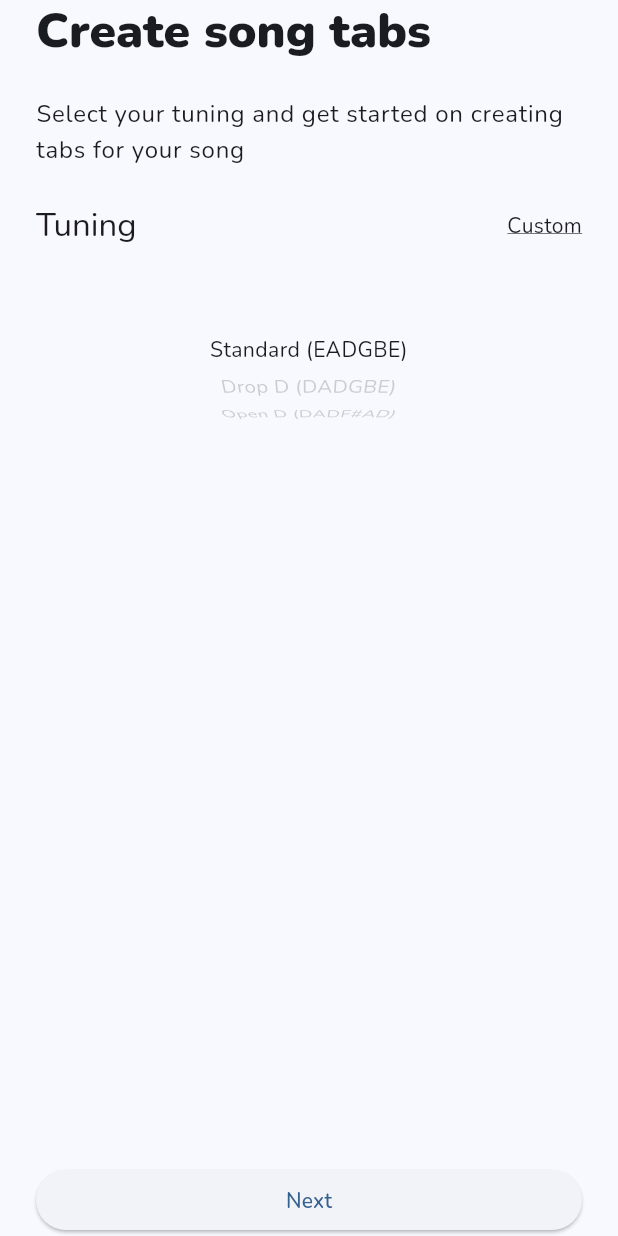
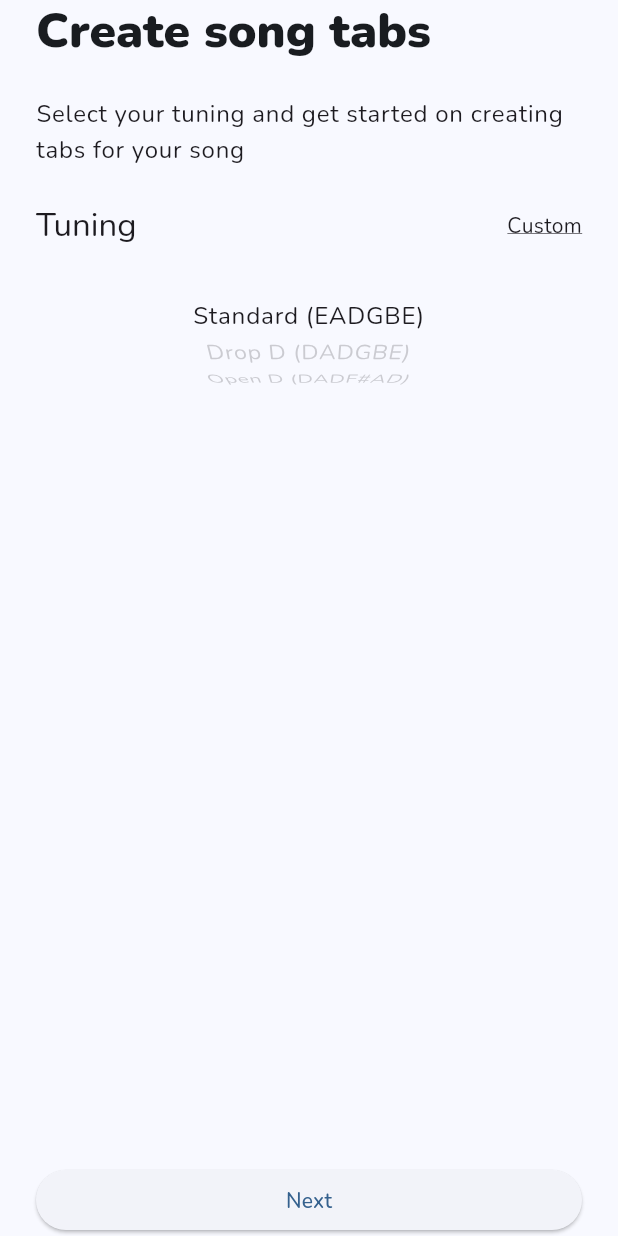
Before and after one commit to stokkefar/String-stack, a Flutter app: the screen it shows after launch, on a phone screen of 412 x 824 dp. Run offline on Flutter 3.47's test engine with Material 3 defaults, Android fonts, the phone set to English and light mode, and no system bars; our stand-ins replace get_it, google_fonts, injectable, signals.

Commit message:
added tuning wheels

```diff
--- a/lib/domain/models/tuning.dart
+++ b/lib/domain/models/tuning.dart
@@ -21,12 +21,12 @@ class StandardTuning extends Tuning {
 
   @override
   List<GuitarString> get strings => const [
-    GuitarString(note: Note.e, stringNumber: 1), // High E
-    GuitarString(note: Note.b, stringNumber: 2), // B
-    GuitarString(note: Note.g, stringNumber: 3), // G
-    GuitarString(note: Note.d, stringNumber: 4), // D
-    GuitarString(note: Note.a, stringNumber: 5), // A
-    GuitarString(note: Note.e, stringNumber: 6), // Low E
+    GuitarString(note: Note.e, stringNumber: 1),
+    GuitarString(note: Note.b, stringNumber: 2),
+    GuitarString(note: Note.g, stringNumber: 3),
+    GuitarString(note: Note.d, stringNumber: 4),
+    GuitarString(note: Note.a, stringNumber: 5),
+    GuitarString(note: Note.e, stringNumber: 6),
   ];
 }
 
@@ -36,12 +36,12 @@ class DropDTuning extends Tuning {
 
   @override
   List<GuitarString> get strings => const [
-    GuitarString(note: Note.e, stringNumber: 1), // High E
-    GuitarString(note: Note.b, stringNumber: 2), // B
-    GuitarString(note: Note.g, stringNumber: 3), // G
-    GuitarString(note: Note.d, stringNumber: 4), // D
-    GuitarString(note: Note.a, stringNumber: 5), // A
-    GuitarString(note: Note.d, stringNumber: 6), // Dropped D
+    GuitarString(note: Note.e, stringNumber: 1),
+    GuitarString(note: Note.b, stringNumber: 2),
+    GuitarString(note: Note.g, stringNumber: 3),
+    GuitarString(note: Note.d, stringNumber: 4),
+    GuitarString(note: Note.a, stringNumber: 5),
+    GuitarString(note: Note.d, stringNumber: 6),
   ];
 }
 
@@ -51,12 +51,12 @@ class OpenDTuning extends Tuning {
 
   @override
   List<GuitarString> get strings => const [
-    GuitarString(note: Note.d, stringNumber: 1), // High E
-    GuitarString(note: Note.a, stringNumber: 2), // B
-    GuitarString(note: Note.fs, stringNumber: 3), // G
-    GuitarString(note: Note.d, stringNumber: 4), // D
-    GuitarString(note: Note.a, stringNumber: 5), // A
-    GuitarString(note: Note.d, stringNumber: 6), // Dropped D
+    GuitarString(note: Note.d, stringNumber: 1),
+    GuitarString(note: Note.a, stringNumber: 2),
+    GuitarString(note: Note.fs, stringNumber: 3),
+    GuitarString(note: Note.d, stringNumber: 4),
+    GuitarString(note: Note.a, stringNumber: 5),
+    GuitarString(note: Note.d, stringNumber: 6),
   ];
 }
 
@@ -66,12 +66,12 @@ class OpenGTuning extends Tuning {
 
   @override
   List<GuitarString> get strings => const [
-    GuitarString(note: Note.d, stringNumber: 1), // High E
-    GuitarString(note: Note.b, stringNumber: 2), // B
-    GuitarString(note: Note.g, stringNumber: 3), // G
-    GuitarString(note: Note.d, stringNumber: 4), // D
-    GuitarString(note: Note.g, stringNumber: 5), // A
-    GuitarString(note: Note.d, stringNumber: 6), // Dropped D
+    GuitarString(note: Note.d, stringNumber: 1),
+    GuitarString(note: Note.b, stringNumber: 2),
+    GuitarString(note: Note.g, stringNumber: 3),
+    GuitarString(note: Note.d, stringNumber: 4),
+    GuitarString(note: Note.g, stringNumber: 5),
+    GuitarString(note: Note.d, stringNumber: 6),
   ];
 }
 
@@ -81,11 +81,30 @@ class DropCTuning extends Tuning {
 
   @override
   List<GuitarString> get strings => const [
-    GuitarString(note: Note.d, stringNumber: 1), // High E
-    GuitarString(note: Note.a, stringNumber: 2), // B
-    GuitarString(note: Note.f, stringNumber: 3), // G
-    GuitarString(note: Note.c, stringNumber: 4), // D
-    GuitarString(note: Note.g, stringNumber: 5), // A
-    GuitarString(note: Note.c, stringNumber: 6), // Dropped D
+    GuitarString(note: Note.d, stringNumber: 1),
+    GuitarString(note: Note.a, stringNumber: 2),
+    GuitarString(note: Note.f, stringNumber: 3),
+    GuitarString(note: Note.c, stringNumber: 4),
+    GuitarString(note: Note.g, stringNumber: 5),
+    GuitarString(note: Note.c, stringNumber: 6),
   ];
 }
+
+class CustomTuning extends Tuning {
+  CustomTuning(this.notes);
+  final List<Note> notes;
+
+  @override
+  String get name =>
+      'Custom (${notes[0]}${notes[1]}${notes[2]}${notes[3]}${notes[4]}${notes[5]})';
+
+  @override
+  List<GuitarString> get strings => [
+    GuitarString(note: notes[5], stringNumber: 1),
+    GuitarString(note: notes[4], stringNumber: 2),
+    GuitarString(note: notes[3], stringNumber: 3),
+    GuitarString(note: notes[2], stringNumber: 4),
+    GuitarString(note: notes[1], stringNumber: 5),
+    GuitarString(note: notes[0], stringNumber: 6),
+  ];
+}
--- a/lib/presentation/start/start_screen.dart
+++ b/lib/presentation/start/start_screen.dart
@@ -3,6 +3,7 @@ import 'package:signals/signals_flutter.dart';
 import 'package:string_stack/di/di_setup.dart';
 import 'package:string_stack/modifiers/padding.dart';
 import 'package:string_stack/presentation/start/start_view_model.dart';
+import 'package:string_stack/presentation/start/widgets/custom_tuning_wheel.dart';
 import 'package:string_stack/presentation/start/widgets/tunings_wheel.dart';
 import 'package:string_stack/presentation/chord_creator/chord_creator_screen.dart';
 
@@ -31,25 +32,50 @@ class StartScreen extends StatelessWidget {
               mainAxisAlignment: MainAxisAlignment.spaceBetween,
               children: [
                 Text("Tuning", style: Theme.of(context).textTheme.titleLarge),
-                Text(
-                  "Custom",
-                  style: Theme.of(context).textTheme.bodyMedium?.copyWith(
-                    decoration: TextDecoration.underline,
+                GestureDetector(
+                  onTap: () => vm.onCustomTuningOptionTapped(),
+                  child: AnimatedSwitcher(
+                    duration: Duration(milliseconds: 350),
+                    child: vm.isCustomTuning.watch(context)
+                        ? Text(
+                            "Predefined",
+                            style: Theme.of(context).textTheme.bodyMedium
+                                ?.copyWith(
+                                  decoration: TextDecoration.underline,
+                                ),
+                          )
+                        : Text(
+                            "Custom",
+                            style: Theme.of(context).textTheme.bodyMedium
+                                ?.copyWith(
+                                  decoration: TextDecoration.underline,
+                                ),
+                          ),
                   ),
                 ),
               ],
             ),
 
-            TuningsWheel(
-              onTuningChanged: (index) => vm.onTuningChanged(index),
-              tunings: vm.tunings.value,
-            ).padding(vertical: 24),
+            AnimatedSwitcher(
+              duration: Duration(milliseconds: 350),
+              child: vm.isCustomTuning.watch(context)
+                  ? CustomTuningWheel(
+                      onTuningChanged: (noteIndex, tuningIndex) =>
+                          vm.onCustomTuningChanged(noteIndex, tuningIndex),
+                      customTuning: vm.customTuning.value,
+                    )
+                  : TuningsWheel(
+                      onTuningChanged: (index) => vm.onTuningChanged(index),
+                      tunings: vm.tunings.value,
+                    ),
+            ).padding(bottom: 24),
 
             Spacer(),
             SizedBox(
               width: double.infinity,
               child: ElevatedButton(
                 onPressed: () {
+                  vm.saveTuning();
                   Navigator.push(
                     context,
                     MaterialPageRoute(
--- a/lib/presentation/start/start_view_model.dart
+++ b/lib/presentation/start/start_view_model.dart
@@ -1,5 +1,6 @@
 import 'package:injectable/injectable.dart';
 import 'package:signals/signals_flutter.dart';
+import 'package:string_stack/domain/models/note.dart';
 import 'package:string_stack/domain/models/tuning.dart';
 
 @injectable
@@ -12,7 +13,34 @@ class StartViewModel {
     DropCTuning(),
   ]);
 
+  final Signal<bool> isCustomTuning = signal(false);
+  final Signal<List<Note>> customTuning = signal([
+    Note.e,
+    Note.a,
+    Note.d,
+    Note.g,
+    Note.b,
+    Note.e,
+  ]);
+
   late final Signal<Tuning> selectedTuning = signal(tunings.value.first);
 
   void onTuningChanged(int index) => selectedTuning.set(tunings.value[index]);
+
+  void onCustomTuningChanged(int noteIndex, int tuningIndex) {
+    final tuning = List<Note>.from(customTuning.value);
+
+    tuning[tuningIndex] = Note.values[noteIndex];
+
+    customTuning.set(tuning);
+  }
+
+  void onCustomTuningOptionTapped() =>
+      isCustomTuning.set(!isCustomTuning.value);
+
+  void saveTuning() {
+    if (isCustomTuning()) {
+      selectedTuning.set(CustomTuning(customTuning()));
+    }
+  }
 }
--- a/lib/presentation/start/widgets/tunings_wheel.dart
+++ b/lib/presentation/start/widgets/tunings_wheel.dart
@@ -21,7 +21,11 @@ class TuningsWheel extends StatelessWidget {
           childCount: tunings.length,
           builder: (context, index) => SizedBox(
             width: double.infinity,
-            child: Text(tunings[index].name, textAlign: TextAlign.center),
+            child: Text(
+              tunings[index].name,
+              textAlign: TextAlign.center,
+              style: Theme.of(context).textTheme.bodyLarge,
+            ),
           ),
         ),
         perspective: 0.01,
```
Also changed, not shown: lib/presentation/start/widgets/custom_tuning_wheel.dart (added, +63 -0 lines).
